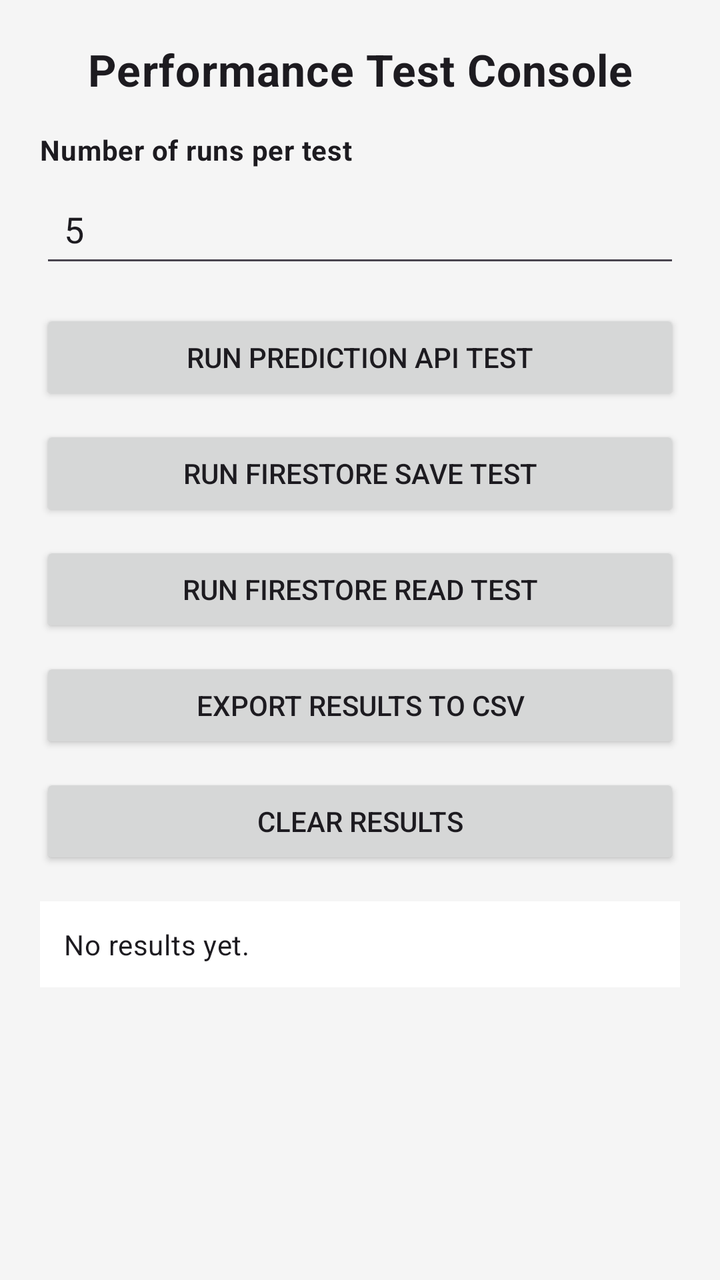
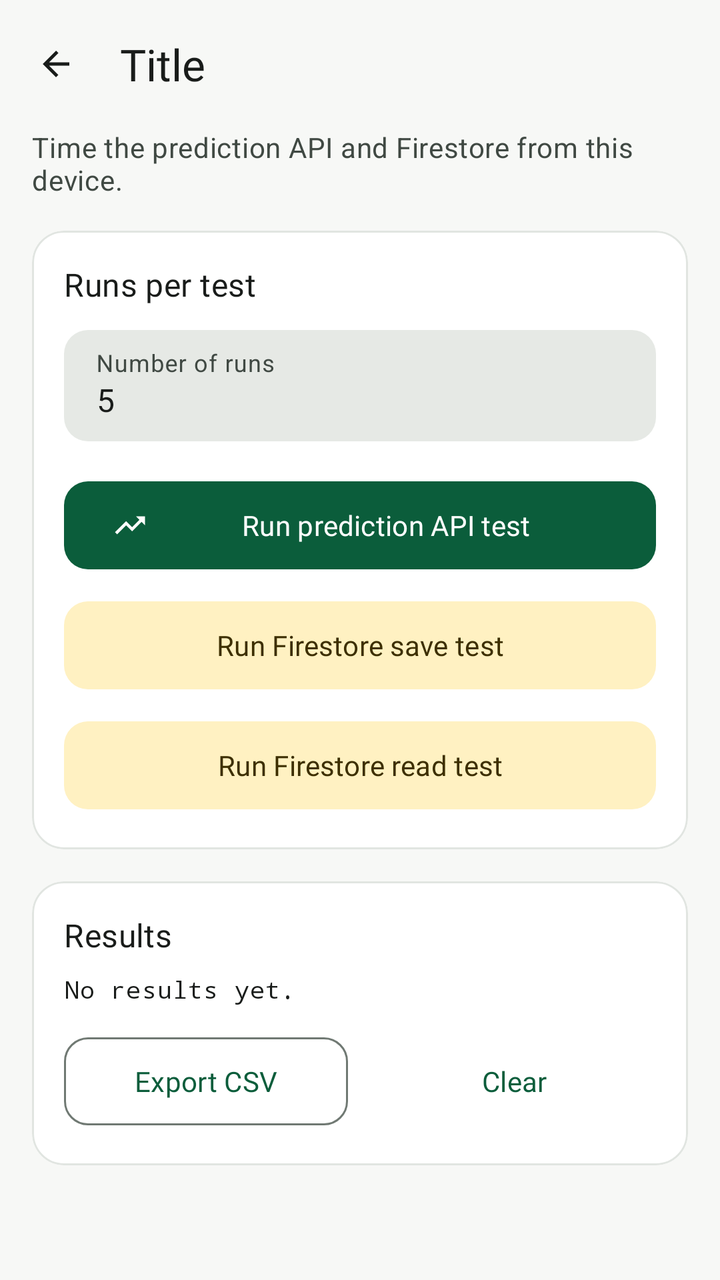

An Android layout rendered at two revisions. The XML below is the earlier revision; the diff shows what the commit changed to produce the second picture.
<!-- AndroidManifest.xml: application theme Theme.KodiWise -->
<!-- res/layout/activity_performance_test.xml -->
<?xml version="1.0" encoding="utf-8"?>
<ScrollView xmlns:android="http://schemas.android.com/apk/res/android"
    android:layout_width="match_parent"
    android:layout_height="match_parent"
    android:fillViewport="true"
    android:background="#F5F5F5">

    <LinearLayout
        android:layout_width="match_parent"
        android:layout_height="wrap_content"
        android:orientation="vertical"
        android:padding="20dp">

        <TextView
            android:id="@+id/tvTitle"
            android:layout_width="match_parent"
            android:layout_height="wrap_content"
            android:text="Performance Test Console"
            android:textStyle="bold"
            android:textSize="22sp"
            android:gravity="center"
            android:layout_marginBottom="16dp" />

        <TextView
            android:id="@+id/tvRunsLabel"
            android:layout_width="match_parent"
            android:layout_height="wrap_content"
            android:text="Number of runs per test"
            android:textStyle="bold"
            android:layout_marginBottom="6dp" />

        <EditText
            android:id="@+id/etRuns"
            android:layout_width="match_parent"
            android:layout_height="wrap_content"
            android:minHeight="48dp"
            android:hint="Enter number of runs e.g. 5"
            android:inputType="number"
            android:text="5"
            android:padding="12dp"
            android:layout_marginBottom="16dp" />

        <Button
            android:id="@+id/btnPredictionTest"
            android:layout_width="match_parent"
            android:layout_height="wrap_content"
            android:minHeight="48dp"
            android:text="Run Prediction API Test"
            android:layout_marginBottom="10dp" />

        <Button
            android:id="@+id/btnFirestoreSaveTest"
            android:layout_width="match_parent"
            android:layout_height="wrap_content"
            android:minHeight="48dp"
            android:text="Run Firestore Save Test"
            android:layout_marginBottom="10dp" />

        <Button
            android:id="@+id/btnFirestoreReadTest"
            android:layout_width="match_parent"
            android:layout_height="wrap_content"
            android:minHeight="48dp"
            android:text="Run Firestore Read Test"
            android:layout_marginBottom="10dp" />

        <Button
            android:id="@+id/btnExportCsv"
            android:layout_width="match_parent"
            android:layout_height="wrap_content"
            android:minHeight="48dp"
            android:text="Export Results to CSV"
            android:layout_marginBottom="10dp" />

        <Button
            android:id="@+id/btnClearResults"
            android:layout_width="match_parent"
            android:layout_height="wrap_content"
            android:minHeight="48dp"
            android:text="Clear Results"
            android:layout_marginBottom="16dp" />

        <ProgressBar
            android:id="@+id/progressBar"
            style="?android:attr/progressBarStyle"
            android:layout_width="wrap_content"
            android:layout_height="wrap_content"
            android:layout_gravity="center_horizontal"
            android:visibility="gone"
            android:layout_marginBottom="16dp" />

        <TextView
            android:id="@+id/tvResults"
            android:layout_width="match_parent"
            android:layout_height="wrap_content"
            android:text="No results yet."
            android:textSize="14sp"
            android:padding="12dp"
            android:background="#FFFFFF" />

    </LinearLayout>
</ScrollView>
<!-- resources referenced by this layout -->
<resources>
  <color name="kw_primary">#0B5D3B</color>
  <color name="kw_on_primary">#FFFFFF</color>
  <color name="kw_primary_container">#CDEBD9</color>
  <color name="kw_on_primary_container">#002114</color>
  <color name="kw_secondary">#C9A227</color>
  <color name="kw_on_secondary">#1F1B00</color>
  <color name="kw_secondary_container">#FFF1C2</color>
  <color name="kw_tertiary">#3E6553</color>
  <color name="kw_on_tertiary">#FFFFFF</color>
  <color name="kw_tertiary_container">#C0EBD4</color>
  <color name="kw_on_tertiary_container">#002114</color>
  <color name="kw_error">#B3261E</color>
  <color name="kw_on_error">#FFFFFF</color>
  <color name="kw_error_container">#F9DEDC</color>
  <color name="kw_on_error_container">#410E0B</color>
  <color name="kw_background">#F7F8F6</color>
  <color name="kw_on_background">#191C1A</color>
  <color name="kw_surface">#FFFFFF</color>
  <color name="kw_on_surface">#191C1A</color>
  <color name="kw_surface_variant">#DCE5DD</color>
  <color name="kw_on_surface_variant">#404943</color>
  <color name="kw_outline">#707973</color>
  <color name="kw_outline_variant">#C0C9C1</color>
  <color name="kw_surface_container_low">#F2F4F1</color>
  <color name="kw_surface_container">#ECEFEB</color>
  <color name="kw_surface_dim">#D8DBD7</color>
  <color name="kw_surface_bright">#F7F8F6</color>
  <color name="kw_inverse_surface">#2E312E</color>
  <color name="kw_inverse_on_surface">#EFF1ED</color>
  <color name="kw_inverse_primary">#8FD5AE</color>
  <color name="kw_card">#FFFFFF</color>
  <color name="kw_card_stroke">#E1E5E1</color>
  <!-- unchanged entries left out for length: 32 -->
</resources>

<!-- the commit's change to res/layout/activity_performance_test.xml (unified diff, before → after) -->
@@ -1,102 +1,192 @@
 <?xml version="1.0" encoding="utf-8"?>
-<ScrollView xmlns:android="http://schemas.android.com/apk/res/android"
+<LinearLayout xmlns:android="http://schemas.android.com/apk/res/android"
+    xmlns:app="http://schemas.android.com/apk/res-auto"
     android:layout_width="match_parent"
     android:layout_height="match_parent"
-    android:fillViewport="true"
-    android:background="#F5F5F5">
+    android:background="?android:attr/colorBackground"
+    android:fitsSystemWindows="true"
+    android:orientation="vertical">
 
-    <LinearLayout
+    <include layout="@layout/include_back_header" />
+
+    <ScrollView
         android:layout_width="match_parent"
-        android:layout_height="wrap_content"
-        android:orientation="vertical"
-        android:padding="20dp">
+        android:layout_height="0dp"
+        android:layout_weight="1">
 
-        <TextView
-            android:id="@+id/tvTitle"
+        <LinearLayout
             android:layout_width="match_parent"
             android:layout_height="wrap_content"
-            android:text="Performance Test Console"
-            android:textStyle="bold"
-            android:textSize="22sp"
-            android:gravity="center"
-            android:layout_marginBottom="16dp" />
+            android:orientation="vertical"
+            android:paddingHorizontal="16dp"
+            android:paddingBottom="24dp">
 
-        <TextView
-            android:id="@+id/tvRunsLabel"
-            android:layout_width="match_parent"
-            android:layout_height="wrap_content"
-            android:text="Number of runs per test"
-            android:textStyle="bold"
-            android:layout_marginBottom="6dp" />
+            
+            <TextView
+                android:id="@+id/tvTitle"
+                android:layout_width="wrap_content"
+                android:layout_height="wrap_content"
+                android:text="@string/perf_intro"
+                android:textAppearance="?attr/textAppearanceBodyMedium"
+                android:textColor="?attr/colorOnSurfaceVariant" />
 
-        <EditText
-            android:id="@+id/etRuns"
-            android:layout_width="match_parent"
-            android:layout_height="wrap_content"
-            android:minHeight="48dp"
-            android:hint="Enter number of runs e.g. 5"
-            android:inputType="number"
-            android:text="5"
-            android:padding="12dp"
-            android:layout_marginBottom="16dp" />
+            <com.google.android.material.card.MaterialCardView
+                android:layout_width="match_parent"
+                android:layout_height="wrap_content"
+                android:layout_marginTop="16dp">
 
-        <Button
-            android:id="@+id/btnPredictionTest"
-            android:layout_width="match_parent"
-            android:layout_height="wrap_content"
-            android:minHeight="48dp"
-            android:text="Run Prediction API Test"
-            android:layout_marginBottom="10dp" />
+                <LinearLayout
+                    android:layout_width="match_parent"
+                    android:layout_height="wrap_content"
+                    android:orientation="vertical"
+                    android:padding="16dp">
 
-        <Button
-            android:id="@+id/btnFirestoreSaveTest"
-            android:layout_width="match_parent"
-            android:layout_height="wrap_content"
-            android:minHeight="48dp"
-            android:text="Run Firestore Save Test"
-            android:layout_marginBottom="10dp" />
+                    <TextView
+                        android:id="@+id/tvRunsLabel"
+                        style="@style/Widget.KodiWise.SectionTitle"
+                        android:layout_width="wrap_content"
+                        android:layout_height="wrap_content"
+                        android:text="@string/perf_runs_label" />
 
-        <Button
-            android:id="@+id/btnFirestoreReadTest"
-            android:layout_width="match_parent"
-            android:layout_height="wrap_content"
-            android:minHeight="48dp"
-            android:text="Run Firestore Read Test"
-            android:layout_marginBottom="10dp" />
+                    <com.google.android.material.textfield.TextInputLayout
+                        android:layout_width="match_parent"
+                        android:layout_height="wrap_content"
+                        android:layout_marginTop="12dp"
+                        android:hint="@string/perf_runs_hint">
 
-        <Button
-            android:id="@+id/btnExportCsv"
-            android:layout_width="match_parent"
-            android:layout_height="wrap_content"
-            android:minHeight="48dp"
-            android:text="Export Results to CSV"
-            android:layout_marginBottom="10dp" />
+                        <com.google.android.material.textfield.TextInputEditText
+                            android:id="@+id/etRuns"
+                            android:layout_width="match_parent"
+                            android:layout_height="wrap_content"
+                            android:inputType="number"
+                            android:text="@string/perf_runs_default" />
+                    </com.google.android.material.textfield.TextInputLayout>
 
-        <Button
-            android:id="@+id/btnClearResults"
-            android:layout_width="match_parent"
-            android:layout_height="wrap_content"
-            android:minHeight="48dp"
-            android:text="Clear Results"
-            android:layout_marginBottom="16dp" />
+                    <com.google.android.material.button.MaterialButton
+                        android:id="@+id/btnPredictionTest"
+                        android:layout_width="match_parent"
+                        android:layout_height="wrap_content"
+                        android:layout_marginTop="16dp"
+                        android:text="@string/perf_run_prediction"
+                        app:icon="@drawable/ic_trending_up" />
 
-        <ProgressBar
-            android:id="@+id/progressBar"
-            style="?android:attr/progressBarStyle"
-            android:layout_width="wrap_content"
-            android:layout_height="wrap_content"
-            android:layout_gravity="center_horizontal"
-            android:visibility="gone"
-            android:layout_marginBottom="16dp" />
+                    <com.google.android.material.button.MaterialButton
+                        android:id="@+id/btnFirestoreSaveTest"
+                        style="@style/Widget.KodiWise.Button.Tonal"
+                        android:layout_width="match_parent"
+                        android:layout_height="wrap_content"
+                        android:layout_marginTop="8dp"
+                        android:text="@string/perf_run_save" />
 
-        <TextView
-            android:id="@+id/tvResults"
-            android:layout_width="match_parent"
-            android:layout_height="wrap_content"
-            android:text="No results yet."
-            android:textSize="14sp"
-            android:padding="12dp"
-            android:background="#FFFFFF" />
+                    <com.google.android.material.button.MaterialButton
+                        android:id="@+id/btnFirestoreReadTest"
+                        style="@style/Widget.KodiWise.Button.Tonal"
+                        android:layout_width="match_parent"
+                        android:layout_height="wrap_content"
+                        android:layout_marginTop="8dp"
+                        android:text="@string/perf_run_read" />
+                </LinearLayout>
+            </com.google.android.material.card.MaterialCardView>
 
-    </LinearLayout>
-</ScrollView>
+            <com.google.android.material.progressindicator.LinearProgressIndicator
+                android:id="@+id/progressBar"
+                android:layout_width="match_parent"
+                android:layout_height="wrap_content"
+                android:layout_marginTop="16dp"
+                android:contentDescription="@string/loading"
+                android:indeterminate="true"
+                android:visibility="gone"
+                app:trackCornerRadius="4dp" />
+
+            <com.google.android.material.card.MaterialCardView
+                android:layout_width="match_parent"
+                android:layout_height="wrap_content"
+                android:layout_marginTop="16dp">
+
+                <LinearLayout
+                    android:layout_width="match_parent"
+                    android:layout_height="wrap_content"
+                    android:orientation="vertical"
+                    android:padding="16dp">
+
+                    <TextView
+                        style="@style/Widget.KodiWise.SectionTitle"
+                        android:layout_width="wrap_content"
+                        android:layout_height="wrap_content"
+                        android:text="@string/perf_results" />
+
+                    <TextView
+                        android:id="@+id/tvResults"
+                        android:layout_width="match_parent"
+                        android:layout_height="wrap_content"
+                        android:layout_marginTop="8dp"
+                        android:fontFamily="monospace"
+                        android:text="@string/perf_no_results"
+                        android:textAppearance="?attr/textAppearanceBodySmall"
+                        android:textColor="?attr/colorOnSurface"
+                        android:textIsSelectable="true" />
+
+                    <LinearLayout
+                        android:layout_width="match_parent"
+                        android:layout_height="wrap_content"
+                        android:layout_marginTop="12dp"
+                        android:orientation="horizontal">
+
+                        <com.google.android.material.button.MaterialButton
+                            android:id="@+id/btnExportCsv"
+                            style="@style/Widget.KodiWise.Button.Outlined"
+                            android:layout_width="0dp"
+                            android:layout_height="wrap_content"
+                            android:layout_marginEnd="6dp"
+                            android:layout_weight="1"
+                            android:text="@string/perf_export" />
+
+                        <com.google.android.material.button.MaterialButton
+                            android:id="@+id/btnClearResults"
+                            style="@style/Widget.KodiWise.Button.Text"
+                            android:layout_width="0dp"
+                            android:layout_height="wrap_content"
+                            android:layout_marginStart="6dp"
+                            android:layout_weight="1"
+                            android:text="@string/perf_clear" />
+                    </LinearLayout>
+                </LinearLayout>
+            </com.google.android.material.card.MaterialCardView>
+        </LinearLayout>
+    </ScrollView>
+</LinearLayout>
+<!-- res/layout/include_back_header.xml (included above) -->
+<?xml version="1.0" encoding="utf-8"?>
+<LinearLayout xmlns:android="http://schemas.android.com/apk/res/android"
+    xmlns:app="http://schemas.android.com/apk/res-auto"
+    android:id="@+id/backHeaderRoot"
+    android:layout_width="match_parent"
+    android:layout_height="wrap_content"
+    android:background="?android:attr/colorBackground"
+    android:gravity="center_vertical"
+    android:minHeight="64dp"
+    android:orientation="horizontal"
+    android:paddingStart="4dp"
+    android:paddingEnd="16dp">
+
+    <com.google.android.material.button.MaterialButton
+        android:id="@+id/btnBackHeader"
+        style="@style/Widget.Material3.Button.IconButton"
+        android:layout_width="48dp"
+        android:layout_height="48dp"
+        android:contentDescription="@string/back"
+        app:icon="@drawable/ic_arrow_back"
+        app:iconTint="?attr/colorOnSurface" />
+
+    <TextView
+        android:id="@+id/tvHeaderTitle"
+        android:layout_width="0dp"
+        android:layout_height="wrap_content"
+        android:layout_marginStart="8dp"
+        android:layout_weight="1"
+        android:ellipsize="end"
+        android:singleLine="true"
+        android:text="@string/header_title"
+        android:textAppearance="?attr/textAppearanceTitleLarge"
+        android:textColor="?attr/colorOnSurface" />
+</LinearLayout>
<!-- resource entries referenced after the edit -->
@@ -1,5 +1,54 @@
 <!-- resources referenced by this layout -->
 <resources>
+  <!-- drawable ic_arrow_back (drawable) -->
+  <?xml version="1.0" encoding="utf-8"?>
+  <vector xmlns:android="http://schemas.android.com/apk/res/android"
+      android:width="24dp"
+      android:height="24dp"
+      android:autoMirrored="true"
+      android:tint="?attr/colorControlNormal"
+      android:viewportWidth="24"
+      android:viewportHeight="24">
+      <path
+          android:fillColor="@android:color/white"
+          android:pathData="M20,11H7.83l5.59,-5.59L12,4l-8,8 8,8 1.41,-1.41L7.83,13H20v-2z" />
+  </vector>
+  <!-- drawable ic_trending_up (drawable) -->
+  <?xml version="1.0" encoding="utf-8"?>
+  <vector xmlns:android="http://schemas.android.com/apk/res/android"
+      android:width="24dp"
+      android:height="24dp"
+      android:autoMirrored="true"
+      android:tint="?attr/colorControlNormal"
+      android:viewportWidth="24"
+      android:viewportHeight="24">
+      <path
+          android:fillColor="@android:color/white"
+          android:pathData="M16,6l2.29,2.29 -4.88,4.88 -4,-4L2,16.59 3.41,18l6,-6 4,4 6.3,-6.29L22,12V6z" />
+  </vector>
+  <string name="back">Back</string>
+  <string name="header_title">Title</string>
+  <string name="loading">Loading</string>
+  <string name="perf_clear">Clear</string>
+  <string name="perf_export">Export CSV</string>
+  <string name="perf_intro">Time the prediction API and Firestore from this device.</string>
+  <string name="perf_no_results">No results yet.</string>
+  <string name="perf_results">Results</string>
+  <string name="perf_run_prediction">Run prediction API test</string>
+  <string name="perf_run_read">Run Firestore read test</string>
+  <string name="perf_run_save">Run Firestore save test</string>
+  <string name="perf_runs_default" translatable="false">5</string>
+  <string name="perf_runs_hint">Number of runs</string>
+  <string name="perf_runs_label">Runs per test</string>
+  <style name="Widget.KodiWise.Button.Tonal" parent="Widget.Material3.Button.TonalButton">
+          <item name="shapeAppearance">@style/ShapeAppearance.KodiWise.Medium</item>
+          <item name="android:minHeight">52dp</item>
+          <item name="android:textAppearance">@style/TextAppearance.KodiWise.LabelLarge</item>
+      </style>
+  <style name="Widget.KodiWise.SectionTitle" parent="">
+          <item name="android:textAppearance">@style/TextAppearance.KodiWise.TitleMedium</item>
+          <item name="android:textColor">?attr/colorOnSurface</item>
+      </style>
   <color name="kw_primary">#0B5D3B</color>
   <color name="kw_on_primary">#FFFFFF</color>
   <color name="kw_primary_container">#CDEBD9</color>
